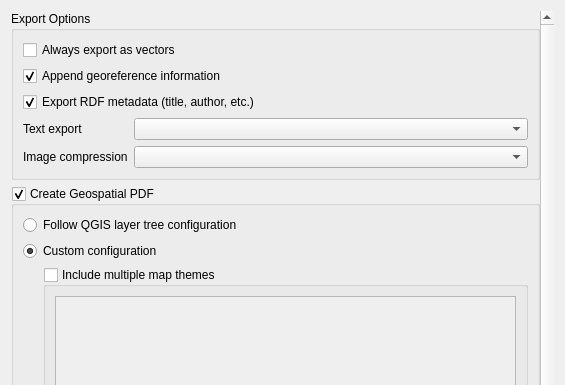
First picture: the form in src/ui/layout/qgspdfexportoptions.ui, repository qgis/QGIS, before the edit; both pictures show x 0 to 565 and y 0 to 385 of the 565 by 773 pixel window.
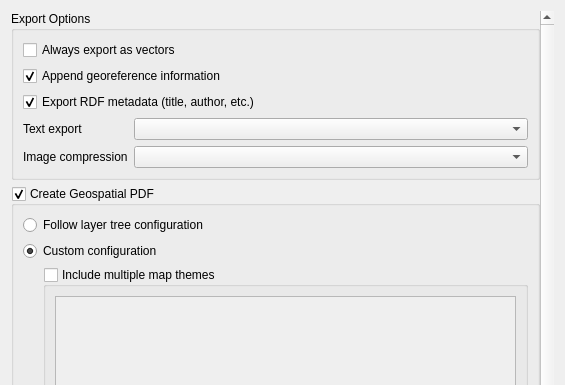
Second picture: the form after the edit. Custom widgets are drawn as their Qt base class.

```diff
--- a/src/ui/layout/qgspdfexportoptions.ui
+++ b/src/ui/layout/qgspdfexportoptions.ui
@@ -194,7 +194,7 @@
                  <string>Prefer QGIS Layer Tree properties for layer and group names, order, and visibility.</string>
                 </property>
                 <property name="text">
-                 <string>Follow QGIS layer tree configuration</string>
+                 <string>Follow layer tree configuration</string>
                 </property>
                </widget>
               </item>
```
Left out of the diff: 6 changed lines with no effect on the pictures.
